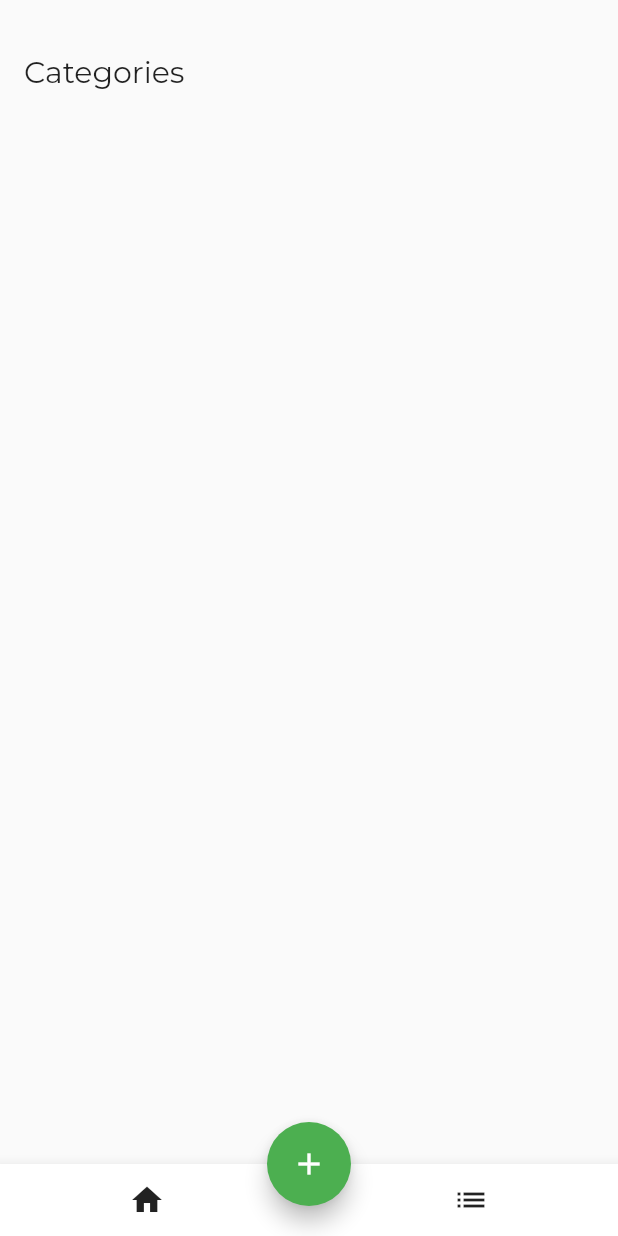
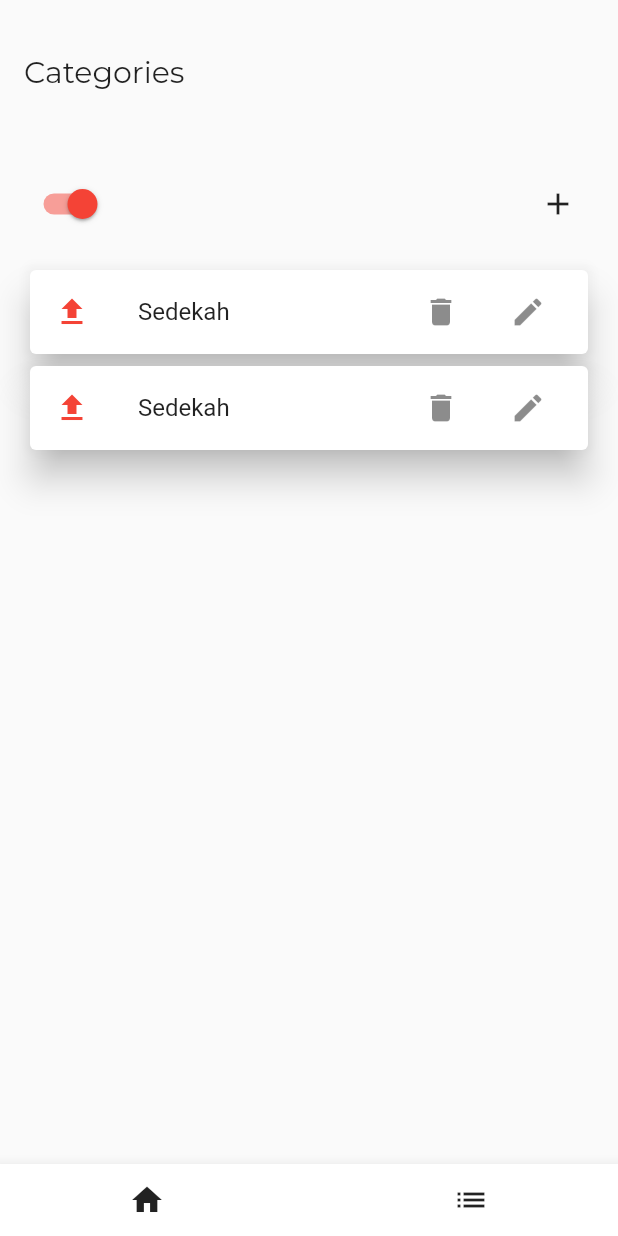
Before and after one commit to mramadhanurh/Money_Tracker_Flutter, a Flutter app: the screen it shows after launch, after a tap on the "list" icon, on a phone screen of 412 x 824 dp. Run offline on Flutter 3.47's test engine with Material 2 defaults, Android fonts, the phone set to English and light mode, and no system bars; our stand-ins replace google_fonts; missing offline and left inert: calendar_appbar, dart:html.

Commit message:
interface category

```diff
--- a/lib/pages/category_page.dart
+++ b/lib/pages/category_page.dart
@@ -1,6 +1,10 @@
+import 'dart:html';
+
 import 'package:flutter/cupertino.dart';
+import 'package:flutter/material.dart';
 import 'package:flutter/src/widgets/container.dart';
 import 'package:flutter/src/widgets/framework.dart';
+import 'package:google_fonts/google_fonts.dart';
 
 class CategoryPage extends StatefulWidget {
   const CategoryPage({super.key});
@@ -10,8 +14,115 @@ class CategoryPage extends StatefulWidget {
 }
 
 class _CategoryPageState extends State<CategoryPage> {
+  bool isExpense = true;
+
+  void openDialog() {
+    showDialog(
+        context: context,
+        builder: (BuildContext context) {
+          return AlertDialog(
+            content: SingleChildScrollView(
+              child: Center(
+                  child: Column(
+                children: [
+                  Text(
+                    (isExpense) ? "Add Expense" : "Add Income",
+                    style: GoogleFonts.montserrat(
+                        fontSize: 18,
+                        color: (isExpense) ? Colors.red : Colors.green),
+                  ),
+                  SizedBox(
+                    height: 10,
+                  ),
+                  TextFormField(
+                    decoration: InputDecoration(
+                        border: OutlineInputBorder(), hintText: "Name"),
+                  ),
+                  SizedBox(
+                    height: 10,
+                  ),
+                  ElevatedButton(onPressed: () {}, child: Text("Save"))
+                ],
+              )),
+            ),
+          );
+        });
+  }
+
   @override
   Widget build(BuildContext context) {
-    return SafeArea(child: Center());
+    return SafeArea(
+        child: Column(
+      children: [
+        Padding(
+          padding: const EdgeInsets.all(16),
+          child: Row(
+            mainAxisAlignment: MainAxisAlignment.spaceBetween,
+            children: [
+              Switch(
+                value: isExpense,
+                onChanged: (bool value) {
+                  setState(() {
+                    isExpense = value;
+                  });
+                },
+                inactiveTrackColor: Colors.green[200],
+                inactiveThumbColor: Colors.green,
+                activeColor: Colors.red,
+              ),
+              IconButton(
+                  onPressed: () {
+                    openDialog();
+                  },
+                  icon: Icon(Icons.add))
+            ],
+          ),
+        ),
+        Padding(
+          padding: const EdgeInsets.symmetric(horizontal: 16),
+          child: Card(
+            elevation: 10,
+            child: ListTile(
+              leading: (isExpense)
+                  ? Icon(Icons.upload, color: Colors.red)
+                  : Icon(Icons.download, color: Colors.green),
+              title: Text("Sedekah"),
+              trailing: Row(
+                mainAxisSize: MainAxisSize.min,
+                children: [
+                  IconButton(onPressed: () {}, icon: Icon(Icons.delete)),
+                  SizedBox(
+                    width: 10,
+                  ),
+                  IconButton(onPressed: () {}, icon: Icon(Icons.edit))
+                ],
+              ),
+            ),
+          ),
+        ),
+        Padding(
+          padding: const EdgeInsets.symmetric(horizontal: 16),
+          child: Card(
+            elevation: 10,
+            child: ListTile(
+              leading: (isExpense)
+                  ? Icon(Icons.upload, color: Colors.red)
+                  : Icon(Icons.download, color: Colors.green),
+              title: Text("Sedekah"),
+              trailing: Row(
+                mainAxisSize: MainAxisSize.min,
+                children: [
+                  IconButton(onPressed: () {}, icon: Icon(Icons.delete)),
+                  SizedBox(
+                    width: 10,
+                  ),
+                  IconButton(onPressed: () {}, icon: Icon(Icons.edit))
+                ],
+              ),
+            ),
+          ),
+        )
+      ],
+    ));
   }
 }
--- a/lib/pages/main_page.dart
+++ b/lib/pages/main_page.dart
@@ -44,10 +44,13 @@ class _MainPageState extends State<MainPage> {
                       style: GoogleFonts.montserrat(fontSize: 20)),
                 )),
                 preferredSize: Size.fromHeight(100)),
-        floatingActionButton: FloatingActionButton(
-          onPressed: () {},
-          backgroundColor: Colors.green,
-          child: Icon(Icons.add),
+        floatingActionButton: Visibility(
+          visible: (currentIndex == 0) ? true : false,
+          child: FloatingActionButton(
+            onPressed: () {},
+            backgroundColor: Colors.green,
+            child: Icon(Icons.add),
+          ),
         ),
         body: _children[currentIndex],
         floatingActionButtonLocation: FloatingActionButtonLocation.centerDocked,
```
